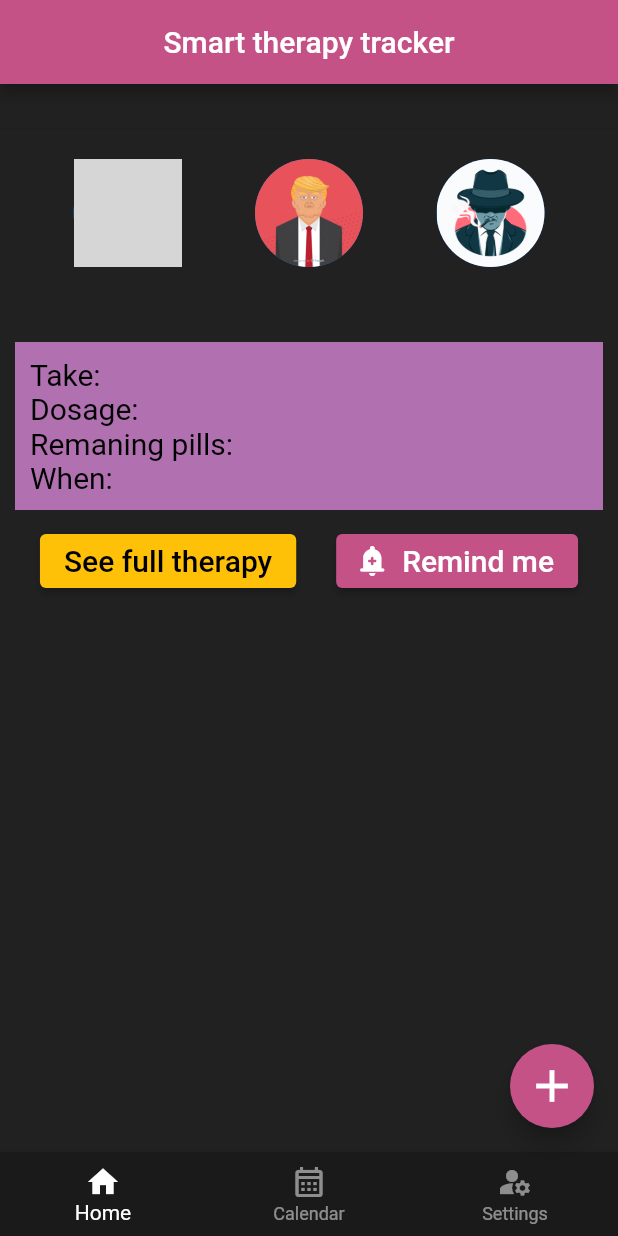
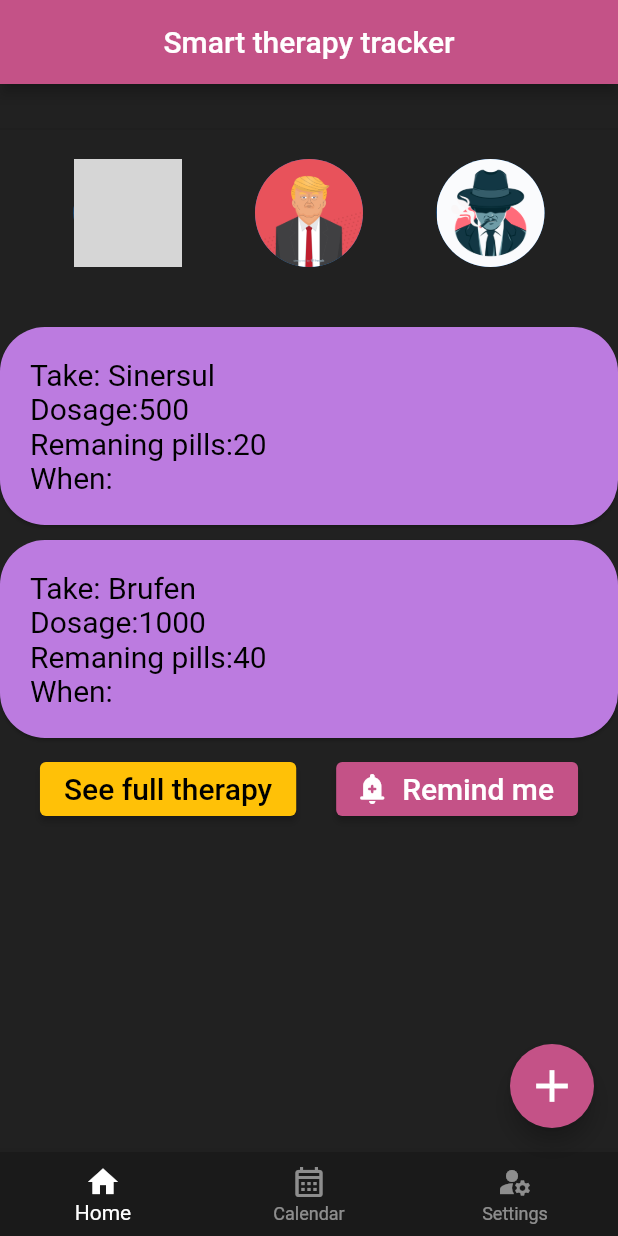
Before and after one commit to mirkomiki/medsearch, a Flutter app: the screen it shows after launch, on a phone screen of 412 x 824 dp. Run offline on Flutter 3.47's test engine with Material 2 defaults, Android fonts, the phone set to English and light mode, and no system bars; grey boxes are pictures that could not be loaded.

Commit message:
Update on home

```diff
--- a/lib/main.dart
+++ b/lib/main.dart
@@ -1,5 +1,7 @@
+import 'dart:ui';
+
 import 'package:flutter/material.dart';
-
+import 'therapy.dart';
 void main() => runApp(MaterialApp(
   home: Home()
 ),
@@ -12,6 +14,38 @@ class Home extends StatefulWidget {
 }
 
 class _HomeState extends State<Home> {
+
+  List<Therapy> therapies = [
+    Therapy('Sinersul', 500, 1, 20),
+    Therapy('Brufen', 1000, 2, 40)
+  ];
+
+  Widget dailyTherapyTemplate(therapy){
+    return Card(
+      shape: RoundedRectangleBorder(
+        borderRadius: BorderRadius.circular(30),
+      ),
+      shadowColor: Colors.black,
+      surfaceTintColor: Colors.amber,
+      color: Color.fromARGB(255, 188, 123, 224),
+      margin: EdgeInsets.fromLTRB(0, 0, 0, 10),
+      child:
+
+      Padding(
+
+        padding: EdgeInsets.all(20),
+        child: Column(
+          crossAxisAlignment: CrossAxisAlignment.stretch,
+          children: <Widget>[
+            Text(
+            'Take: ${therapy.name} \nDosage:${therapy.dosage}\nRemaning pills:${therapy.pillsAvaliable}\nWhen:',
+            style: TextStyle(color: Colors.black, fontSize: 20),)
+          ],
+        ),
+      ),
+    );
+  }
+
   @override
   Widget build(BuildContext context) {
     return Scaffold(
@@ -60,15 +94,15 @@ class _HomeState extends State<Home> {
         height: 40,
         color: Colors.grey[900],
       ),
-      Container(
-        padding: EdgeInsets.all(10),
-        decoration: BoxDecoration(color: Colors.black   ),
-        margin: EdgeInsets.all(10),
-        color: Color.fromARGB(255, 177, 113, 177),
-        child: Text(
-          'Take:\nDosage:\nRemaning pills:\nWhen:',
-          style: TextStyle(color: Colors.black, fontSize: 20),),
+      Column(
+        children:
+          therapies.map(
+            (therapy) => dailyTherapyTemplate(therapy)
+            )
+            .toList(),
       ),
+
+
       Row(
         mainAxisAlignment: MainAxisAlignment.spaceEvenly,
         children: <Widget>[
@@ -96,7 +130,7 @@ class _HomeState extends State<Home> {
         ],
       ),
     ],
-    ),
+  ),
 
     floatingActionButton: FloatingActionButton(
       child: Icon(Icons.add,
@@ -108,18 +142,3 @@ class _HomeState extends State<Home> {
   );
   }
 }
-
-class Therapy{
-  String name = '';
-  int dosage = 0;
-  int timesADay = 0;
-  List<DateTime> timeToTake = []; //koliko puta dnevno
-  late DateTime overallTakingTime; //dokad se uzima
-  int pillsAvaliable = 0;
-  Therapy(String name, int dosage, int timesADay, int pillsInBottle){
-    this.name = name;
-    this.dosage = dosage;
-    this.timesADay = timesADay;
-    this.pillsAvaliable = pillsInBottle;
-  }
-}
--- /dev/null
+++ b/lib/therapy.dart
@@ -0,0 +1,14 @@
+class Therapy{
+  String name = '';
+  int dosage = 0;
+  int timesADay = 0;
+  List<DateTime> timeToTake = []; //koliko puta dnevno
+  late DateTime overallTakingTime; //dokad se uzima
+  int pillsAvaliable = 0;
+  Therapy(String name, int dosage, int timesADay, int pillsInBottle){
+    this.name = name;
+    this.dosage = dosage;
+    this.timesADay = timesADay;
+    this.pillsAvaliable = pillsInBottle;
+  }
+}
```
